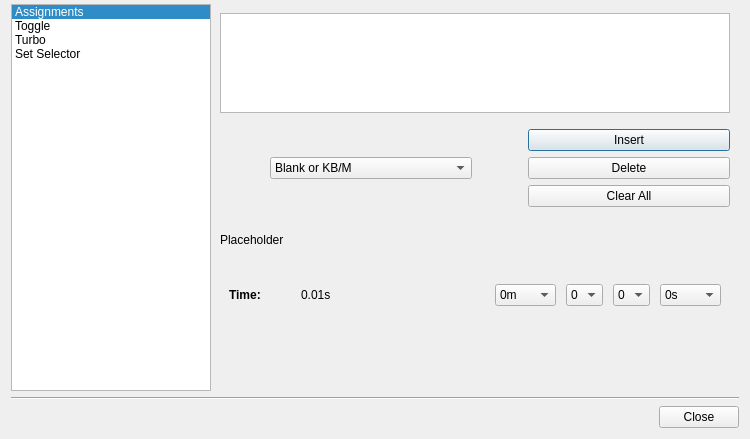
The window that src/advancebuttondialog.ui (AntiMicroX/antimicrox) describes before a commit, drawn with Qt 5.
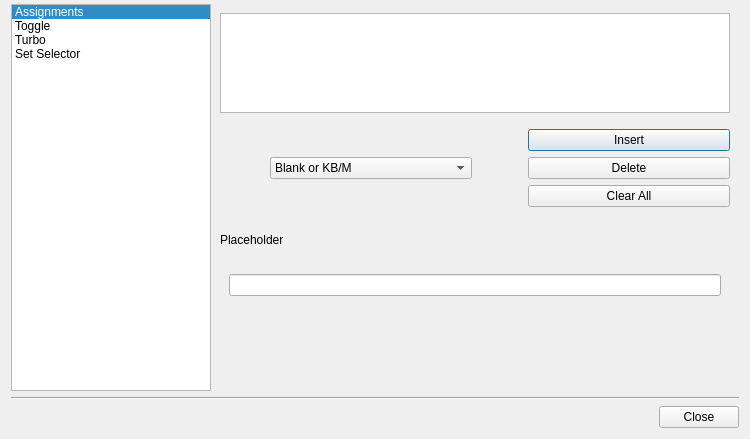
The same window after the commit. The open tabs and pages were chosen to show the change. Icons and pictures are not drawn.

Commit message:
Added text entry slot type.
Allows typing full text strings.

The edit to the form file:
```diff
--- a/src/advancebuttondialog.ui
+++ b/src/advancebuttondialog.ui
@@ -667,6 +667,13 @@
              </item>
             </layout>
            </widget>
+           <widget class="QWidget" name="textEntryPage">
+            <layout class="QVBoxLayout" name="verticalLayout_17">
+             <item>
+              <widget class="QLineEdit" name="textEntryLineEdit"/>
+             </item>
+            </layout>
+           </widget>
           </widget>
          </item>
          <item>
```
Left out of the diff: 9 changed lines with no effect on the pictures. The commit also changes 9 other files.
